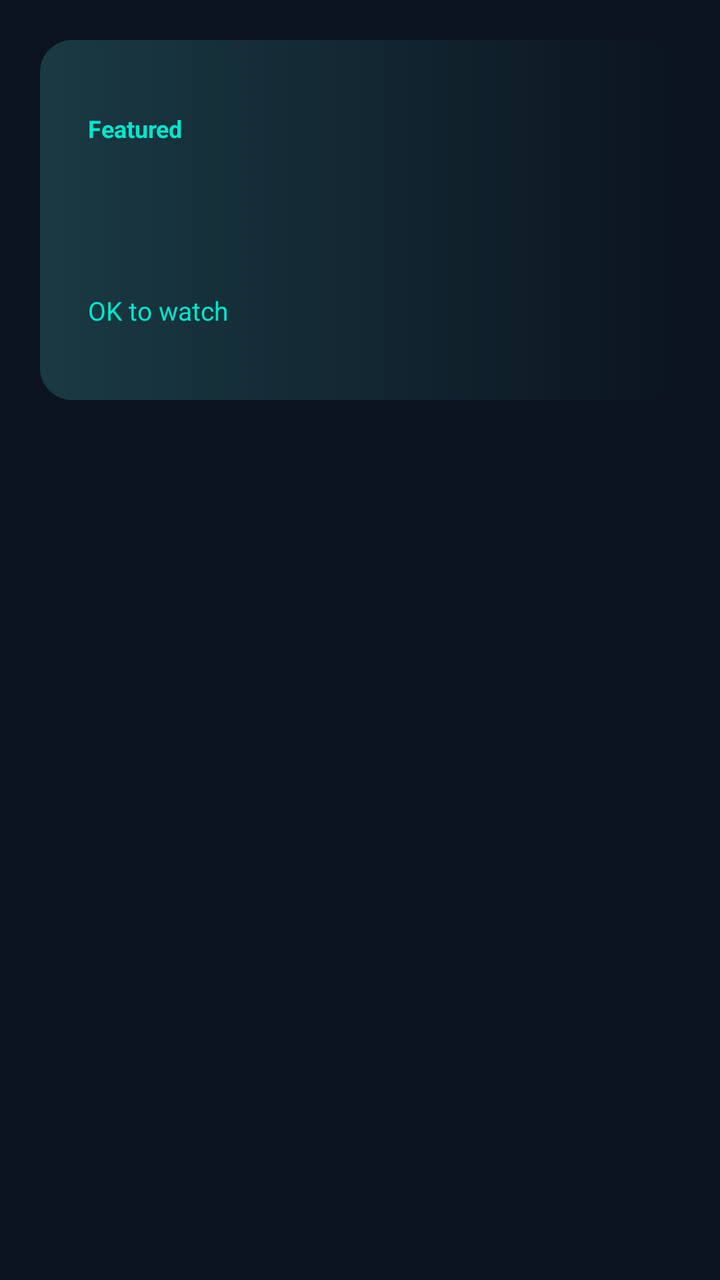
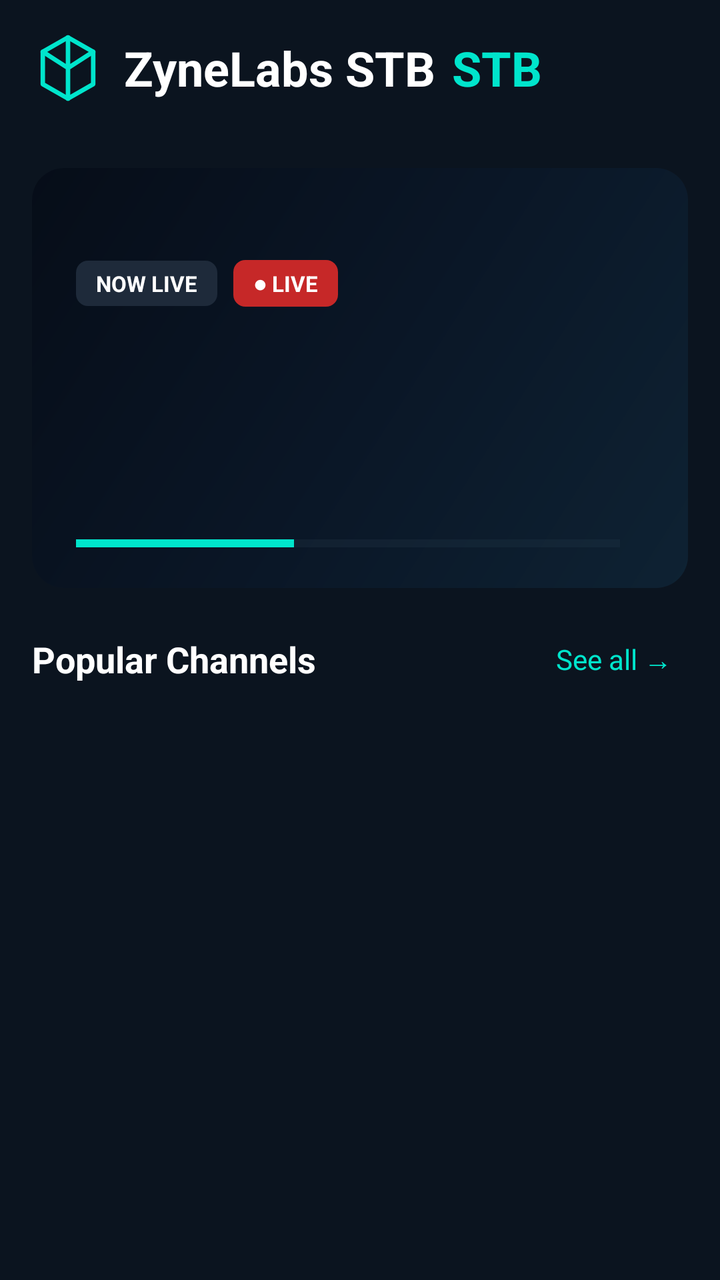

Screens rendered from an Android XML layout before and after an edit, with the pre-edit source and the edit as a unified diff.
<!-- AndroidManifest.xml: application theme Theme.ZyneLabsSTB -->
<!-- res/layout/activity_home.xml -->
<?xml version="1.0" encoding="utf-8"?>
<LinearLayout xmlns:android="http://schemas.android.com/apk/res/android"
    android:layout_width="match_parent"
    android:layout_height="match_parent"
    android:background="@color/background"
    android:orientation="vertical">

    <LinearLayout
        android:layout_width="match_parent"
        android:layout_height="0dp"
        android:layout_weight="1"
        android:orientation="horizontal">

        
        <LinearLayout
            android:id="@+id/sidebar"
            android:layout_width="250dp"
            android:layout_height="match_parent"
            android:background="#0E1826"
            android:orientation="vertical"
            android:padding="20dp"
            android:visibility="gone">

            <TextView
                android:layout_width="wrap_content"
                android:layout_height="wrap_content"
                android:layout_marginBottom="28dp"
                android:text="@string/app_name"
                android:textColor="@color/teal"
                android:textSize="22sp"
                android:textStyle="bold" />

            <LinearLayout
                android:id="@+id/navContainer"
                android:layout_width="match_parent"
                android:layout_height="wrap_content"
                android:orientation="vertical" />

            <Space
                android:layout_width="match_parent"
                android:layout_height="0dp"
                android:layout_weight="1" />

            <TextView
                android:id="@+id/tvPortalInfo"
                android:layout_width="wrap_content"
                android:layout_height="wrap_content"
                android:textColor="@color/text_secondary"
                android:textSize="12sp" />
        </LinearLayout>

        
        <LinearLayout
            android:layout_width="0dp"
            android:layout_height="match_parent"
            android:layout_weight="1"
            android:orientation="vertical"
            android:padding="20dp">

            
            <FrameLayout
                android:id="@+id/banner"
                android:layout_width="match_parent"
                android:layout_height="180dp"
                android:layout_marginBottom="16dp"
                android:background="@drawable/banner_selector"
                android:clickable="true"
                android:focusable="true">

                <LinearLayout
                    android:layout_width="match_parent"
                    android:layout_height="match_parent"
                    android:gravity="center_vertical"
                    android:orientation="vertical"
                    android:padding="24dp">

                    <TextView
                        android:layout_width="wrap_content"
                        android:layout_height="wrap_content"
                        android:text="@string/banner_kicker"
                        android:textColor="@color/teal"
                        android:textSize="12sp"
                        android:textStyle="bold" />

                    <TextView
                        android:id="@+id/tvBannerTitle"
                        android:layout_width="wrap_content"
                        android:layout_height="wrap_content"
                        android:layout_marginTop="6dp"
                        android:ellipsize="end"
                        android:maxLines="1"
                        android:textColor="@color/text_primary"
                        android:textSize="26sp"
                        android:textStyle="bold" />

                    <TextView
                        android:id="@+id/tvBannerSubtitle"
                        android:layout_width="wrap_content"
                        android:layout_height="wrap_content"
                        android:layout_marginTop="4dp"
                        android:textColor="@color/text_secondary"
                        android:textSize="14sp" />

                    <TextView
                        android:layout_width="wrap_content"
                        android:layout_height="wrap_content"
                        android:layout_marginTop="10dp"
                        android:text="@string/banner_watch_hint"
                        android:textColor="@color/teal"
                        android:textSize="13sp" />
                </LinearLayout>
            </FrameLayout>

            
            <FrameLayout
                android:layout_width="match_parent"
                android:layout_height="0dp"
                android:layout_weight="1">

                <androidx.recyclerview.widget.RecyclerView
                    android:id="@+id/rowsRecycler"
                    android:layout_width="match_parent"
                    android:layout_height="match_parent"
                    android:clipToPadding="false" />

                <ProgressBar
                    android:id="@+id/progressBar"
                    android:layout_width="wrap_content"
                    android:layout_height="wrap_content"
                    android:layout_gravity="center"
                    android:visibility="gone" />

                <LinearLayout
                    android:id="@+id/errorBox"
                    android:layout_width="wrap_content"
                    android:layout_height="wrap_content"
                    android:layout_gravity="center"
                    android:gravity="center"
                    android:orientation="vertical"
                    android:visibility="gone">

                    <TextView
                        android:id="@+id/tvError"
                        android:layout_width="wrap_content"
                        android:layout_height="wrap_content"
                        android:gravity="center"
                        android:textColor="@color/text_secondary"
                        android:textSize="16sp" />

                    <Button
                        android:id="@+id/btnRetry"
                        android:layout_width="wrap_content"
                        android:layout_height="wrap_content"
                        android:layout_marginTop="16dp"
                        android:text="@string/retry" />
                </LinearLayout>
            </FrameLayout>
        </LinearLayout>
    </LinearLayout>

    
    <LinearLayout
        android:id="@+id/bottomNav"
        android:layout_width="match_parent"
        android:layout_height="68dp"
        android:background="#0E1826"
        android:gravity="center_vertical"
        android:orientation="horizontal"
        android:paddingStart="8dp"
        android:paddingEnd="8dp"
        android:visibility="gone" />
</LinearLayout>
<!-- resources referenced by this layout -->
<resources>
  <color name="background">#0B141F</color>
  <color name="teal">#00E5CC</color>
  <color name="text_primary">#FFFFFF</color>
  <color name="text_secondary">#B0BEC5</color>
  <!-- drawable banner_selector (drawable) -->
  <?xml version="1.0" encoding="utf-8"?>
  <selector xmlns:android="http://schemas.android.com/apk/res/android">
      <item android:state_focused="true">
          <shape android:shape="rectangle">
              <solid android:color="#16303A" />
              <stroke android:width="3dp" android:color="@color/teal" />
              <corners android:radius="16dp" />
          </shape>
      </item>
      <item android:state_pressed="true">
          <shape android:shape="rectangle">
              <solid android:color="#16303A" />
              <stroke android:width="3dp" android:color="@color/teal" />
              <corners android:radius="16dp" />
          </shape>
      </item>
      <item>
          <shape android:shape="rectangle">
              <gradient
                  android:angle="0"
                  android:endColor="#0B141F"
                  android:startColor="#1A3A44" />
              <corners android:radius="16dp" />
          </shape>
      </item>
  </selector>
  <string name="app_name">ZyneLabs STB</string>
  <string name="banner_kicker">Featured</string>
  <string name="banner_watch_hint">OK to watch</string>
  <string name="retry">Retry</string>
  <style name="Theme.ZyneLabsSTB" parent="Theme.Material3.Dark.NoActionBar">
          <item name="colorPrimary">@color/teal</item>
          <item name="colorOnPrimary">@color/background</item>
          <item name="colorSecondary">@color/teal</item>
          <item name="android:windowBackground">@color/background</item>
          <item name="android:statusBarColor">@color/background</item>
          <item name="android:navigationBarColor">@color/background</item>
          <item name="android:textColorPrimary">@color/text_primary</item>
      </style>
</resources>

<!-- the commit's change to res/layout/activity_home.xml (unified diff, before → after) -->
@@ -5,6 +5,85 @@
     android:background="@color/background"
     android:orientation="vertical">
 
+    
+    <LinearLayout
+        android:layout_width="match_parent"
+        android:layout_height="wrap_content"
+        android:gravity="center_vertical"
+        android:orientation="horizontal"
+        android:padding="16dp">
+
+        <ImageView
+            android:layout_width="36dp"
+            android:layout_height="36dp"
+            android:src="@drawable/header_logo" />
+
+        <TextView
+            android:layout_width="wrap_content"
+            android:layout_height="wrap_content"
+            android:layout_marginStart="10dp"
+            android:text="@string/app_name"
+            android:textColor="@color/text_primary"
+            android:textSize="24sp"
+            android:textStyle="bold" />
+
+        <TextView
+            android:layout_width="wrap_content"
+            android:layout_height="wrap_content"
+            android:layout_marginStart="8dp"
+            android:text="STB"
+            android:textColor="@color/teal"
+            android:textSize="24sp"
+            android:textStyle="bold" />
+
+        <Space
+            android:layout_width="0dp"
+            android:layout_height="1dp"
+            android:layout_weight="1" />
+
+        
+        <LinearLayout
+            android:id="@+id/headerUserBox"
+            android:layout_width="wrap_content"
+            android:layout_height="wrap_content"
+            android:gravity="end"
+            android:orientation="vertical"
+            android:visibility="gone">
+
+            <TextView
+                android:id="@+id/tvHeaderDate"
+                android:layout_width="wrap_content"
+                android:layout_height="wrap_content"
+                android:textColor="@color/text_primary"
+                android:textSize="13sp" />
+
+            <TextView
+                android:layout_width="wrap_content"
+                android:layout_height="wrap_content"
+                android:text="ZONE 1 • User"
+                android:textColor="@color/text_secondary"
+                android:textSize="12sp" />
+        </LinearLayout>
+
+        <FrameLayout
+            android:id="@+id/headerProfile"
+            android:layout_width="40dp"
+            android:layout_height="40dp"
+            android:layout_marginStart="10dp"
+            android:background="@drawable/profile_circle"
+            android:visibility="gone">
+
+            <TextView
+                android:layout_width="wrap_content"
+                android:layout_height="wrap_content"
+                android:layout_gravity="center"
+                android:text="👤"
+                android:textColor="@color/teal"
+                android:textSize="18sp" />
+        </FrameLayout>
+    </LinearLayout>
+
+    
     <LinearLayout
         android:layout_width="match_parent"
         android:layout_height="0dp"
@@ -14,21 +93,22 @@
         
         <LinearLayout
             android:id="@+id/sidebar"
-            android:layout_width="250dp"
+            android:layout_width="240dp"
             android:layout_height="match_parent"
             android:background="#0E1826"
             android:orientation="vertical"
-            android:padding="20dp"
+            android:padding="16dp"
             android:visibility="gone">
 
             <TextView
                 android:layout_width="wrap_content"
                 android:layout_height="wrap_content"
-                android:layout_marginBottom="28dp"
-                android:text="@string/app_name"
+                android:layout_gravity="center_horizontal"
+                android:layout_marginBottom="20dp"
+                android:letterSpacing="0.3"
+                android:text="NAVIGATION"
                 android:textColor="@color/teal"
-                android:textSize="22sp"
-                android:textStyle="bold" />
+                android:textSize="12sp" />
 
             <LinearLayout
                 android:id="@+id/navContainer"
@@ -46,117 +126,238 @@
                 android:layout_width="wrap_content"
                 android:layout_height="wrap_content"
                 android:textColor="@color/text_secondary"
-                android:textSize="12sp" />
+                android:textSize="11sp" />
         </LinearLayout>
 
         
-        <LinearLayout
+        <androidx.core.widget.NestedScrollView
             android:layout_width="0dp"
             android:layout_height="match_parent"
             android:layout_weight="1"
-            android:orientation="vertical"
-            android:padding="20dp">
-
-            
-            <FrameLayout
-                android:id="@+id/banner"
+            android:clipToPadding="false"
+            android:fillViewport="true">
+
+            <LinearLayout
                 android:layout_width="match_parent"
-                android:layout_height="180dp"
-                android:layout_marginBottom="16dp"
-                android:background="@drawable/banner_selector"
-                android:clickable="true"
-                android:focusable="true">
-
+                android:layout_height="wrap_content"
+                android:orientation="vertical"
+                android:padding="16dp">
+
+                
+                <FrameLayout
+                    android:id="@+id/banner"
+                    android:layout_width="match_parent"
+                    android:layout_height="210dp"
+                    android:layout_marginBottom="18dp"
+                    android:background="@drawable/banner_bg"
+                    android:clickable="true"
+                    android:focusable="true">
+
+                    <LinearLayout
+                        android:layout_width="match_parent"
+                        android:layout_height="match_parent"
+                        android:gravity="center_vertical"
+                        android:orientation="vertical"
+                        android:padding="22dp">
+
+                        <LinearLayout
+                            android:layout_width="wrap_content"
+                            android:layout_height="wrap_content"
+                            android:gravity="center_vertical"
+                            android:orientation="horizontal">
+
+                            <TextView
+                                android:layout_width="wrap_content"
+                                android:layout_height="wrap_content"
+                                android:background="@drawable/badge_dim"
+                                android:paddingStart="10dp"
+                                android:paddingEnd="10dp"
+                                android:paddingTop="4dp"
+                                android:paddingBottom="4dp"
+                                android:text="NOW LIVE"
+                                android:textColor="@color/text_primary"
+                                android:textSize="11sp"
+                                android:textStyle="bold" />
+
+                            <TextView
+                                android:layout_width="wrap_content"
+                                android:layout_height="wrap_content"
+                                android:layout_marginStart="8dp"
+                                android:background="@drawable/badge_live"
+                                android:paddingStart="10dp"
+                                android:paddingEnd="10dp"
+                                android:paddingTop="4dp"
+                                android:paddingBottom="4dp"
+                                android:text="● LIVE"
+                                android:textColor="#FFFFFF"
+                                android:textSize="11sp"
+                                android:textStyle="bold" />
+                        </LinearLayout>
+
+                        <TextView
+                            android:id="@+id/tvBannerTitle"
+                            android:layout_width="wrap_content"
+                            android:layout_height="wrap_content"
+                            android:layout_marginTop="10dp"
+                            android:ellipsize="end"
+                            android:maxLines="2"
+                            android:textColor="@color/text_primary"
+                            android:textSize="26sp"
+                            android:textStyle="bold" />
+
+                        <TextView
+                            android:id="@+id/tvBannerSubtitle"
+                            android:layout_width="wrap_content"
+                            android:layout_height="wrap_content"
+                            android:layout_marginTop="6dp"
+                            android:ellipsize="end"
+                            android:maxLines="1"
+                            android:textColor="@color/text_secondary"
+                            android:textSize="13sp" />
+
+                        <TextView
+                            android:id="@+id/tvBannerMeta"
+                            android:layout_width="wrap_content"
+                            android:layout_height="wrap_content"
+                            android:layout_marginTop="8dp"
+                            android:textColor="@color/teal"
+                            android:textSize="13sp" />
+                    </LinearLayout>
+
+                    
+                    <LinearLayout
+                        android:layout_width="match_parent"
+                        android:layout_height="wrap_content"
+                        android:layout_gravity="bottom"
+                        android:gravity="center_vertical"
+                        android:orientation="horizontal"
+                        android:paddingStart="22dp"
+                        android:paddingEnd="22dp"
+                        android:paddingBottom="14dp">
+
+                        <ProgressBar
+                            android:id="@+id/bannerProgress"
+                            style="?android:attr/progressBarStyleHorizontal"
+                            android:layout_width="0dp"
+                            android:layout_height="6dp"
+                            android:layout_weight="1"
+                            android:max="100"
+                            android:progress="40"
+                            android:progressTint="@color/teal"
+                            android:progressBackgroundTint="#233646" />
+
+                        <TextView
+                            android:id="@+id/tvBannerTime"
+                            android:layout_width="wrap_content"
+                            android:layout_height="wrap_content"
+                            android:layout_marginStart="12dp"
+                            android:textColor="@color/text_secondary"
+                            android:textSize="12sp" />
+                    </LinearLayout>
+                </FrameLayout>
+
+                
                 <LinearLayout
+                    android:id="@+id/popularHeader"
                     android:layout_width="match_parent"
-                    android:layout_height="match_parent"
+                    android:layout_height="wrap_content"
+                    android:layout_marginBottom="10dp"
                     android:gravity="center_vertical"
-                    android:orientation="vertical"
-                    android:padding="24dp">
+                    android:orientation="horizontal">
 
                     <TextView
                         android:layout_width="wrap_content"
                         android:layout_height="wrap_content"
-                        android:text="@string/banner_kicker"
+                        android:text="Popular Channels"
+                        android:textColor="@color/text_primary"
+                        android:textSize="18sp"
+                        android:textStyle="bold" />
+
+                    <Space
+                        android:layout_width="0dp"
+                        android:layout_height="1dp"
+                        android:layout_weight="1" />
+
+                    <TextView
+                        android:id="@+id/tvSeeAll"
+                        android:layout_width="wrap_content"
+                        android:layout_height="wrap_content"
+                        android:clickable="true"
+                        android:focusable="true"
+                        android:padding="8dp"
+                        android:text="See all →"
                         android:textColor="@color/teal"
-                        android:textSize="12sp"
-                        android:textStyle="bold" />
-
-                    <TextView
-                        android:id="@+id/tvBannerTitle"
+                        android:textSize="14sp" />
+                </LinearLayout>
+
+                <androidx.recyclerview.widget.RecyclerView
+                    android:id="@+id/popularRecycler"
+                    android:layout_width="match_parent"
+                    android:layout_height="wrap_content"
+                    android:layout_marginBottom="18dp"
+                    android:clipToPadding="false"
+                    android:nestedScrollingEnabled="false" />
+
+                
+                <FrameLayout
+                    android:layout_width="match_parent"
+                    android:layout_height="wrap_content"
+                    android:minHeight="200dp">
+
+                    <androidx.recyclerview.widget.RecyclerView
+                        android:id="@+id/rowsRecycler"
+                        android:layout_width="match_parent"
+                        android:layout_height="wrap_content"
+                        android:clipToPadding="false"
+                        android:nestedScrollingEnabled="false" />
+
+                    <ProgressBar
+                        android:id="@+id/progressBar"
                         android:layout_width="wrap_content"
                         android:layout_height="wrap_content"
-                        android:layout_marginTop="6dp"
-                        android:ellipsize="end"
-                        android:maxLines="1"
-                        android:textColor="@color/text_primary"
-                        android:textSize="26sp"
-                        android:textStyle="bold" />
-
-                    <TextView
-                        android:id="@+id/tvBannerSubtitle"
+                        android:layout_gravity="center"
+                        android:visibility="gone" />
+
+                    <LinearLayout
+                        android:id="@+id/errorBox"
                         android:layout_width="wrap_content"
                         android:layout_height="wrap_content"
-                        android:layout_marginTop="4dp"
-                        android:textColor="@color/text_secondary"
-                        android:textSize="14sp" />
-
-                    <TextView
-                        android:layout_width="wrap_content"
-                        android:layout_height="wrap_content"
-                        android:layout_marginTop="10dp"
-                        android:text="@string/banner_watch_hint"
-                        android:textColor="@color/teal"
-                        android:textSize="13sp" />
-                </LinearLayout>
-            </FrameLayout>
-
-            
-            <FrameLayout
-                android:layout_width="match_parent"
-                android:layout_height="0dp"
-                android:layout_weight="1">
-
-                <androidx.recyclerview.widget.RecyclerView
-                    android:id="@+id/rowsRecycler"
-                    android:layout_width="match_parent"
-                    android:layout_height="match_parent"
-                    android:clipToPadding="false" />
-
-                <ProgressBar
-                    android:id="@+id/progressBar"
-                    android:layout_width="wrap_content"
-                    android:layout_height="wrap_content"
-                    android:layout_gravity="center"
-                    android:visibility="gone" />
-
-                <LinearLayout
-                    android:id="@+id/errorBox"
-                    android:layout_width="wrap_content"
-                    android:layout_height="wrap_content"
-                    android:layout_gravity="center"
-                    android:gravity="center"
-                    android:orientation="vertical"
-                    android:visibility="gone">
-
-                    <TextView
-                        android:id="@+id/tvError"
-                        android:layout_width="wrap_content"
-                        android:layout_height="wrap_content"
+                        android:layout_gravity="center"
                         android:gravity="center"
-                        android:textColor="@color/text_secondary"
-                        android:textSize="16sp" />
-
-                    <Button
-                        android:id="@+id/btnRetry"
-                        android:layout_width="wrap_content"
-                        android:layout_height="wrap_content"
-                        android:layout_marginTop="16dp"
-                        android:text="@string/retry" />
-                </LinearLayout>
-            </FrameLayout>
-        </LinearLayout>
+                        android:orientation="vertical"
+                        android:visibility="gone">
+
+                        <TextView
+                            android:id="@+id/tvError"
+                            android:layout_width="wrap_content"
+                            android:layout_height="wrap_content"
+                            android:gravity="center"
+                            android:textColor="@color/text_secondary"
+                            android:textSize="16sp" />
+
+                        <Button
+                            android:id="@+id/btnRetry"
+                            android:layout_width="wrap_content"
+                            android:layout_height="wrap_content"
+                            android:layout_marginTop="16dp"
+                            android:text="@string/retry" />
+                    </LinearLayout>
+                </FrameLayout>
+            </LinearLayout>
+        </androidx.core.widget.NestedScrollView>
     </LinearLayout>
+
+    
+    <TextView
+        android:id="@+id/tvDpadHints"
+        android:layout_width="match_parent"
+        android:layout_height="wrap_content"
+        android:gravity="center"
+        android:padding="10dp"
+        android:text="• Press OK to watch   • Press MENU for options   • Use D-PAD to navigate"
+        android:textColor="@color/teal"
+        android:textSize="13sp"
+        android:visibility="gone" />
 
     
     <LinearLayout
<!-- resource entries referenced after the edit -->
@@ -4,36 +4,57 @@
   <color name="teal">#00E5CC</color>
   <color name="text_primary">#FFFFFF</color>
   <color name="text_secondary">#B0BEC5</color>
-  <!-- drawable banner_selector (drawable) -->
+  <!-- drawable badge_dim (drawable) -->
   <?xml version="1.0" encoding="utf-8"?>
-  <selector xmlns:android="http://schemas.android.com/apk/res/android">
-      <item android:state_focused="true">
-          <shape android:shape="rectangle">
-              <solid android:color="#16303A" />
-              <stroke android:width="3dp" android:color="@color/teal" />
-              <corners android:radius="16dp" />
-          </shape>
-      </item>
-      <item android:state_pressed="true">
-          <shape android:shape="rectangle">
-              <solid android:color="#16303A" />
-              <stroke android:width="3dp" android:color="@color/teal" />
-              <corners android:radius="16dp" />
-          </shape>
-      </item>
-      <item>
-          <shape android:shape="rectangle">
-              <gradient
-                  android:angle="0"
-                  android:endColor="#0B141F"
-                  android:startColor="#1A3A44" />
-              <corners android:radius="16dp" />
-          </shape>
-      </item>
-  </selector>
+  <shape xmlns:android="http://schemas.android.com/apk/res/android"
+      android:shape="rectangle">
+      <solid android:color="#1E2A3A" />
+      <corners android:radius="6dp" />
+  </shape>
+  <!-- drawable badge_live (drawable) -->
+  <?xml version="1.0" encoding="utf-8"?>
+  <shape xmlns:android="http://schemas.android.com/apk/res/android"
+      android:shape="rectangle">
+      <solid android:color="#C62828" />
+      <corners android:radius="6dp" />
+  </shape>
+  <!-- drawable banner_bg (drawable) -->
+  <?xml version="1.0" encoding="utf-8"?>
+  <shape xmlns:android="http://schemas.android.com/apk/res/android"
+      android:shape="rectangle">
+      <gradient
+          android:angle="135"
+          android:startColor="#0E2233"
+          android:centerColor="#0A1626"
+          android:endColor="#060D18" />
+      <corners android:radius="16dp" />
+  </shape>
+  <!-- drawable header_logo (drawable) -->
+  <?xml version="1.0" encoding="utf-8"?>
+  <vector xmlns:android="http://schemas.android.com/apk/res/android"
+      android:width="40dp"
+      android:height="40dp"
+      android:viewportWidth="40"
+      android:viewportHeight="40">
+      <path
+          android:strokeColor="@color/teal"
+          android:strokeWidth="2.5"
+          android:strokeLineJoin="round"
+          android:pathData="M20,3 L34,11 L34,29 L20,37 L6,29 L6,11 Z" />
+      <path
+          android:strokeColor="@color/teal"
+          android:strokeWidth="2.5"
+          android:strokeLineCap="round"
+          android:pathData="M20,3 L20,20 L34,11 M20,20 L6,11 M20,20 L20,37" />
+  </vector>
+  <!-- drawable profile_circle (drawable) -->
+  <?xml version="1.0" encoding="utf-8"?>
+  <shape xmlns:android="http://schemas.android.com/apk/res/android"
+      android:shape="oval">
+      <stroke android:width="2dp" android:color="@color/teal" />
+      <solid android:color="@android:color/transparent" />
+  </shape>
   <string name="app_name">ZyneLabs STB</string>
-  <string name="banner_kicker">Featured</string>
-  <string name="banner_watch_hint">OK to watch</string>
   <string name="retry">Retry</string>
   <style name="Theme.ZyneLabsSTB" parent="Theme.Material3.Dark.NoActionBar">
           <item name="colorPrimary">@color/teal</item>
